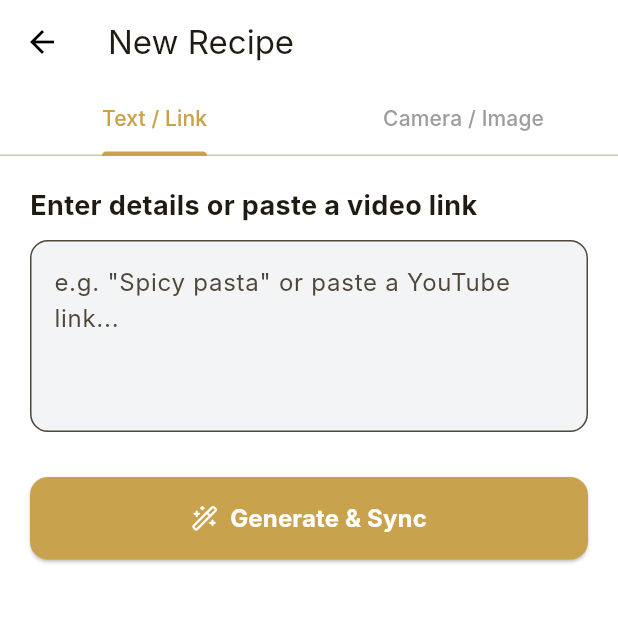
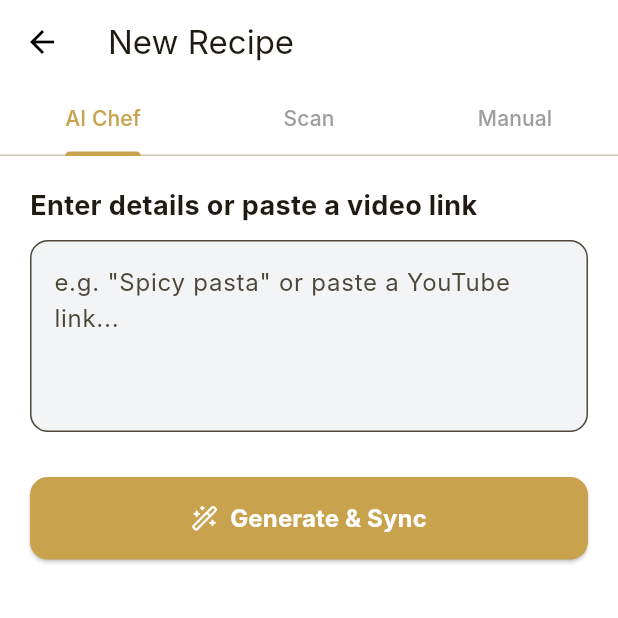
Before and after one commit to L-Kurosaki/Just-Cook-bro, a Flutter app: the AddRecipeScreen screen opened directly, on a phone screen of 412 x 824 dp, the top half of it. Run offline on Flutter 3.47's test engine with Material 3 defaults, Android fonts, the light colour scheme and no system bars; our stand-ins replace geolocator, google_generative_ai, image_picker, lucide_icons, shared_preferences, supabase_flutter; missing offline and left inert: purchases_flutter, purchases_ui_flutter; accounts and stored records are empty; network calls fail; Roboto replaces fonts that are missing (Inter).

Commit message:
Implement manual recipe entry feature
Added manual entry functionality for recipes, including title, description, prep time, cook time, servings, ingredients, and steps. Updated tab structure to include a manual entry tab.

```diff
--- a/lib/screens/add_recipe_screen.dart
+++ b/lib/screens/add_recipe_screen.dart
@@ -2,6 +2,7 @@ import 'dart:typed_data';
 import 'package:flutter/material.dart';
 import 'package:lucide_icons/lucide_icons.dart';
 import 'package:image_picker/image_picker.dart';
+import 'package:uuid/uuid.dart';
 import '../services/gemini_service.dart';
 import '../services/storage_service.dart';
 import '../services/supabase_service.dart';
@@ -34,10 +35,23 @@ class _AddRecipeScreenState extends State<AddRecipeScreen> with SingleTickerProv
   List<String> _recipeOptions = [];
   bool _showOptions = false;
 
+  // Manual Entry State
+  final _titleController = TextEditingController();
+  final _descriptionController = TextEditingController();
+  final _prepTimeController = TextEditingController();
+  final _cookTimeController = TextEditingController();
+  final _servingsController = TextEditingController();
+
+  final List<Ingredient> _manualIngredients = [];
+  final List<Step> _manualSteps = [];
+  final _ingredientNameController = TextEditingController();
+  final _ingredientAmountController = TextEditingController();
+  final _stepController = TextEditingController();
+
   @override
   void initState() {
     super.initState();
-    _tabController = TabController(length: 2, vsync: this);
+    _tabController = TabController(length: 3, vsync: this); // Changed to 3 tabs
     _loadProfile();
   }
 
@@ -48,8 +62,6 @@ class _AddRecipeScreenState extends State<AddRecipeScreen> with SingleTickerProv
   Future<void> _generateFromText() async {
     if (_textController.text.isEmpty) return;
 
-    // Limits check: We could query count from DB, but for now assuming user is Pro or within reason
-    // Real logic would count Supabase recipes.
     setState(() { _loading = true; _statusMessage = "Analyzing input & Preferences..."; });
     try {
       final recipe = await _gemini.generateRecipeFromText(
@@ -88,7 +100,7 @@ class _AddRecipeScreenState extends State<AddRecipeScreen> with SingleTickerProv
         _loading = false;
       });
     } catch (e) {
-      _showError("Could not identify food.");
+      _showError("Could not identify food. Try a clearer photo.");
       setState(() => _loading = false);
     }
   }
@@ -106,6 +118,32 @@ class _AddRecipeScreenState extends State<AddRecipeScreen> with SingleTickerProv
        _showError(e.toString());
        setState(() => _loading = false);
     }
+  }
+
+  Future<void> _saveManualRecipe() async {
+    if (_titleController.text.isEmpty) {
+      _showError("Title is required");
+      return;
+    }
+    if (_manualIngredients.isEmpty || _manualSteps.isEmpty) {
+      _showError("Add at least one ingredient and one step");
+      return;
+    }
+
+    final recipe = Recipe(
+      id: const Uuid().v4(),
+      title: _titleController.text,
+      description: _descriptionController.text.isEmpty ? "My custom recipe" : _descriptionController.text,
+      prepTime: _prepTimeController.text.isEmpty ? "10m" : _prepTimeController.text,
+      cookTime: _cookTimeController.text.isEmpty ? "20m" : _cookTimeController.text,
+      servings: int.tryParse(_servingsController.text) ?? 2,
+      ingredients: _manualIngredients,
+      steps: _manualSteps,
+      author: _userProfile?.name ?? "Me",
+      isPremium: false,
+    );
+
+    await _handleGeneratedRecipe(recipe);
   }
 
   Future<void> _handleGeneratedRecipe(Recipe recipe) async {
@@ -131,7 +169,6 @@ class _AddRecipeScreenState extends State<AddRecipeScreen> with SingleTickerProv
           child: Column(
             mainAxisSize: MainAxisSize.min,
             children: [
-              // FIXED: Replaced invalid cloudCheck with Icons.cloud_done
               const Icon(Icons.cloud_done, size: 48, color: Colors.green),
               const SizedBox(height: 16),
               const Text("Saved to Cloud!", style: TextStyle(fontSize: 22, fontWeight: FontWeight.bold)),
@@ -187,6 +224,28 @@ class _AddRecipeScreenState extends State<AddRecipeScreen> with SingleTickerProv
     if(mounted) ScaffoldMessenger.of(context).showSnackBar(SnackBar(content: Text(err)));
   }
 
+  void _addManualIngredient() {
+    if (_ingredientNameController.text.isNotEmpty) {
+      setState(() {
+        _manualIngredients.add(Ingredient(
+          name: _ingredientNameController.text,
+          amount: _ingredientAmountController.text.isEmpty ? "Some" : _ingredientAmountController.text
+        ));
+        _ingredientNameController.clear();
+        _ingredientAmountController.clear();
+      });
+    }
+  }
+
+  void _addManualStep() {
+    if (_stepController.text.isNotEmpty) {
+      setState(() {
+        _manualSteps.add(Step(instruction: _stepController.text));
+        _stepController.clear();
+      });
+    }
+  }
+
   @override
   Widget build(BuildContext context) {
     return Scaffold(
@@ -201,8 +260,9 @@ class _AddRecipeScreenState extends State<AddRecipeScreen> with SingleTickerProv
           unselectedLabelColor: Colors.grey,
           indicatorColor: const Color(0xFFC9A24D),
           tabs: const [
-            Tab(text: "Text / Link"),
-            Tab(text: "Camera / Image"),
+            Tab(text: "AI Chef"),
+            Tab(text: "Scan"),
+            Tab(text: "Manual"),
           ],
         ),
       ),
@@ -220,6 +280,7 @@ class _AddRecipeScreenState extends State<AddRecipeScreen> with SingleTickerProv
             children: [
               _buildTextTab(),
               _buildImageTab(),
+              _buildManualTab(),
             ],
           ),
     );
@@ -314,4 +375,67 @@ class _AddRecipeScreenState extends State<AddRecipeScreen> with SingleTickerProv
       ],
     );
   }
+
+  Widget _buildManualTab() {
+    return ListView(
+      padding: const EdgeInsets.all(20),
+      children: [
+        TextField(
+          controller: _titleController,
+          decoration: const InputDecoration(labelText: "Recipe Title", border: OutlineInputBorder()),
+        ),
+        const SizedBox(height: 12),
+        TextField(
+          controller: _descriptionController,
+          decoration: const InputDecoration(labelText: "Description", border: OutlineInputBorder()),
+        ),
+        const SizedBox(height: 12),
+        Row(
+          children: [
+            Expanded(child: TextField(controller: _prepTimeController, decoration: const InputDecoration(labelText: "Prep (e.g. 10m)"))),
+            const SizedBox(width: 8),
+            Expanded(child: TextField(controller: _cookTimeController, decoration: const InputDecoration(labelText: "Cook (e.g. 20m)"))),
+            const SizedBox(width: 8),
+            Expanded(child: TextField(controller: _servingsController, keyboardType: TextInputType.number, decoration: const InputDecoration(labelText: "Servings"))),
+          ],
+        ),
+        const Divider(height: 32),
+        const Text("Ingredients", style: TextStyle(fontWeight: FontWeight.bold)),
+        ..._manualIngredients.asMap().entries.map((entry) => ListTile(
+          dense: true,
+          title: Text(entry.value.name),
+          trailing: IconButton(icon: const Icon(LucideIcons.x, size: 16), onPressed: () => setState(() => _manualIngredients.removeAt(entry.key))),
+          subtitle: Text(entry.value.amount),
+        )),
+        Row(
+          children: [
+            Expanded(flex: 2, child: TextField(controller: _ingredientNameController, decoration: const InputDecoration(hintText: "Item"))),
+            const SizedBox(width: 8),
+            Expanded(child: TextField(controller: _ingredientAmountController, decoration: const InputDecoration(hintText: "Qty"))),
+            IconButton(icon: const Icon(LucideIcons.plusCircle, color: Color(0xFFC9A24D)), onPressed: _addManualIngredient)
+          ],
+        ),
+        const Divider(height: 32),
+        const Text("Steps", style: TextStyle(fontWeight: FontWeight.bold)),
+        ..._manualSteps.asMap().entries.map((entry) => ListTile(
+          dense: true,
+          leading: CircleAvatar(radius: 10, child: Text("${entry.key+1}", style: const TextStyle(fontSize: 10))),
+          title: Text(entry.value.instruction),
+          trailing: IconButton(icon: const Icon(LucideIcons.x, size: 16), onPressed: () => setState(() => _manualSteps.removeAt(entry.key))),
+        )),
+        Row(
+          children: [
+            Expanded(child: TextField(controller: _stepController, decoration: const InputDecoration(hintText: "Instruction"))),
+            IconButton(icon: const Icon(LucideIcons.plusCircle, color: Color(0xFFC9A24D)), onPressed: _addManualStep)
+          ],
+        ),
+        const SizedBox(height: 32),
+        ElevatedButton(
+          onPressed: _saveManualRecipe,
+          style: ElevatedButton.styleFrom(backgroundColor: const Color(0xFFC9A24D), padding: const EdgeInsets.symmetric(vertical: 16)),
+          child: const Text("Save Recipe", style: TextStyle(color: Colors.white, fontWeight: FontWeight.bold)),
+        )
+      ],
+    );
+  }
 }
```
